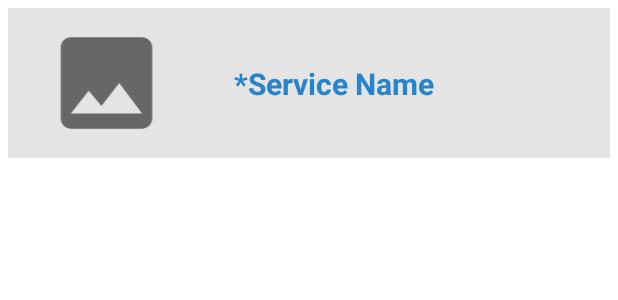
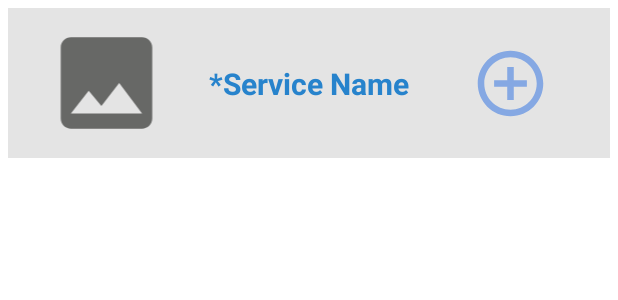
Before and after one commit to aashikmajhi/MarmatSewa, an Android app: the layout garage_registration_service_card.xml on its own in the app's theme, with its tools: preview values and no code run, on a phone screen of 412 x 824 dp. Shown: the top 300 px of the screen. Run offline under Robolectric (Android 15) with nearby library versions, the phone set to English and light mode, and no system bars.

Commit message:
addbutton on service card

```diff
--- a/MarmatSewa_app/app/src/main/res/layout/garage_registration_service_card.xml
+++ b/MarmatSewa_app/app/src/main/res/layout/garage_registration_service_card.xml
@@ -17,7 +17,6 @@
         android:textStyle="bold"
         app:layout_constraintBottom_toBottomOf="parent"
         app:layout_constraintEnd_toEndOf="parent"
-        app:layout_constraintHorizontal_bias="0.563"
         app:layout_constraintStart_toStartOf="parent"
         app:layout_constraintTop_toTopOf="parent"
         app:layout_constraintVertical_bias="0.506" />
@@ -34,4 +33,16 @@
         app:layout_constraintVertical_bias="0.509"
         app:srcCompat="@drawable/image_add" />
 
+    <ImageView
+        android:id="@+id/btnAddService"
+        android:layout_width="79dp"
+        android:layout_height="75dp"
+        app:layout_constraintBottom_toBottomOf="parent"
+        app:layout_constraintEnd_toEndOf="parent"
+        app:layout_constraintStart_toEndOf="@+id/ServiceName"
+        app:layout_constraintTop_toTopOf="parent"
+        app:layout_constraintVertical_bias="0.52"
+        app:srcCompat="@drawable/add" />
+
+
 </androidx.constraintlayout.widget.ConstraintLayout>
```
